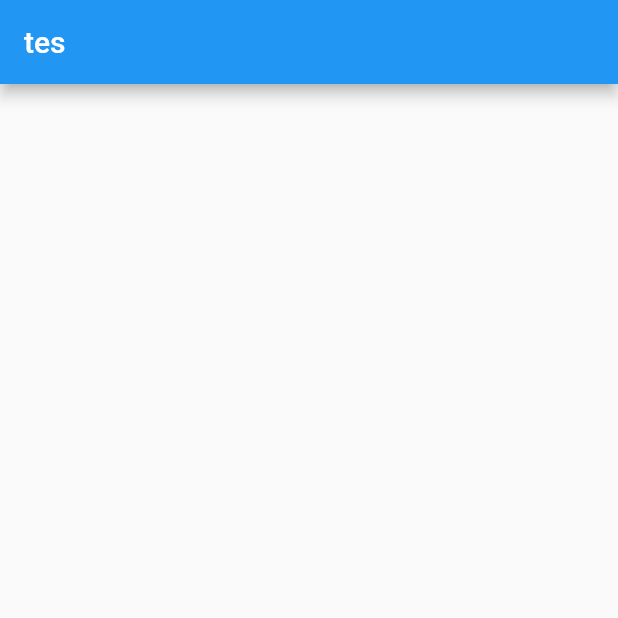
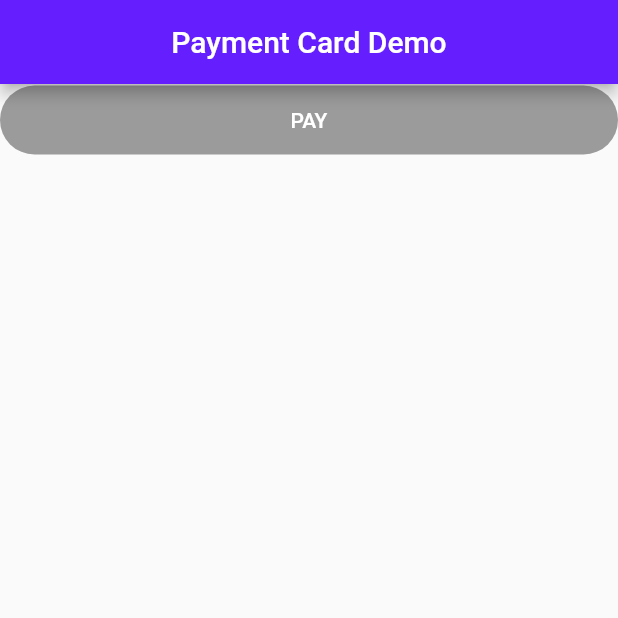
Before and after one commit to PranaTobing/task2_flutter_udacoding, a Flutter app: the screen it shows after launch, on a phone screen of 412 x 824 dp, the top half of it. Run offline on Flutter 3.47's test engine with Material 2 defaults, Android fonts, the light colour scheme and no system bars.

Commit message:
membuat app bar dan button

```diff
--- a/prana_task2/lib/form_payment.dart
+++ b/prana_task2/lib/form_payment.dart
@@ -4,11 +4,28 @@ class FormPayment extends StatelessWidget {
   static String tag = 'form-payment';
   @override
   Widget build(BuildContext context) {
+    final appbar = AppBar(
+      title: Text('Payment Card Demo'),
+      backgroundColor: Colors.deepPurpleAccent[400],
+      centerTitle: true,
+    );
+    final buttonsubmit = RaisedButton(
+      onPressed: null,
+      color: Colors.lightBlueAccent,
+      shape: RoundedRectangleBorder(borderRadius: BorderRadius.all(Radius.circular(100.0))),
+      padding: EdgeInsets.symmetric(vertical: 15.0, horizontal: 80.0),
+      textColor: Colors.white,
+      child: Text('PAY'),
+    );
+    final body = ListView(
+      children: <Widget>[
+        buttonsubmit
+      ],
+    );
 
     return Scaffold(
-      appBar: AppBar(
-        title: Text('tes'),
-      ),
+      appBar: appbar,
+      body: body,
     );
   }
 }
```
Also changed, not shown: 1 other file.
